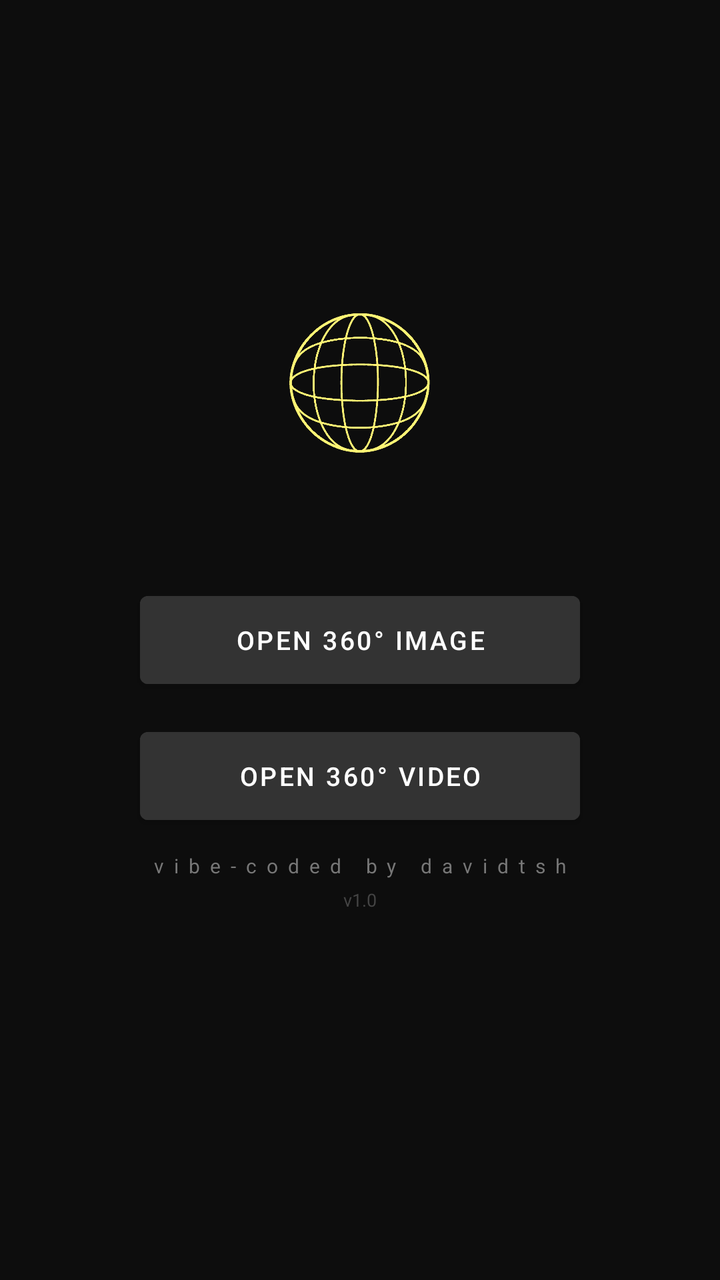
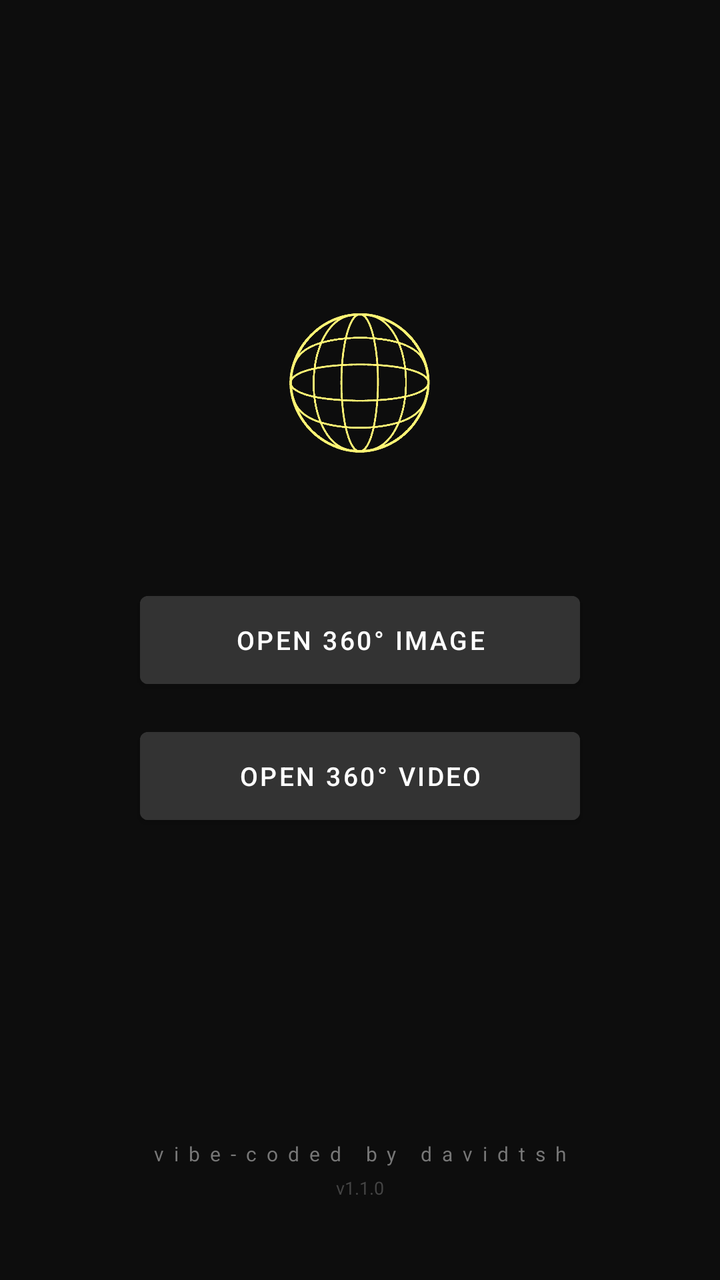

Before-and-after screenshots of an Android layout around one commit, followed by the original layout XML and the change that was made.
<!-- AndroidManifest.xml: application theme Theme.XReal360Viewer -->
<!-- res/layout/activity_main.xml -->
<?xml version="1.0" encoding="utf-8"?>
<androidx.constraintlayout.widget.ConstraintLayout
    xmlns:android="http://schemas.android.com/apk/res/android"
    xmlns:app="http://schemas.android.com/apk/res-auto"
    xmlns:tools="http://schemas.android.com/tools"
    android:layout_width="match_parent"
    android:layout_height="match_parent"
    android:background="#0D0D0D">

    <ImageView
        android:id="@+id/imgSphereLogo"
        android:layout_width="140dp"
        android:layout_height="140dp"
        android:layout_marginBottom="28dp"
        android:contentDescription="@string/app_name"
        android:scaleType="fitCenter"
        android:src="@drawable/ic_launcher_foreground"
        app:layout_constraintBottom_toTopOf="@id/btnPickImage"
        app:layout_constraintEnd_toEndOf="parent"
        app:layout_constraintStart_toStartOf="parent" />

    <Button
        android:id="@+id/btnPickImage"
        android:layout_width="220dp"
        android:layout_height="56dp"
        android:text="Open 360° Image"
        android:textSize="13sp"
        android:backgroundTint="#333333"
        app:layout_constraintTop_toTopOf="parent"
        app:layout_constraintBottom_toBottomOf="parent"
        app:layout_constraintStart_toStartOf="parent"
        app:layout_constraintEnd_toEndOf="parent"/>

    <Button
        android:id="@+id/btnPickVideo"
        android:layout_width="220dp"
        android:layout_height="56dp"
        android:layout_marginTop="12dp"
        android:text="Open 360° Video"
        android:textSize="13sp"
        android:backgroundTint="#333333"
        app:layout_constraintTop_toBottomOf="@id/btnPickImage"
        app:layout_constraintStart_toStartOf="parent"
        app:layout_constraintEnd_toEndOf="parent"/>

    <TextView
        android:id="@+id/tvCredit"
        android:layout_width="wrap_content"
        android:layout_height="wrap_content"
        android:layout_marginTop="10dp"
        android:text="vibe-coded by davidtsh"
        android:textColor="#777777"
        android:textSize="10sp"
        android:letterSpacing="0.5"
        app:layout_constraintTop_toBottomOf="@id/btnPickVideo"
        app:layout_constraintEnd_toEndOf="parent"
        app:layout_constraintStart_toStartOf="parent" />

    <TextView
        android:id="@+id/tvVersion"
        android:layout_width="wrap_content"
        android:layout_height="wrap_content"
        android:layout_marginTop="4dp"
        android:text="v1.0"
        android:textColor="#444444"
        android:textSize="9sp"
        app:layout_constraintTop_toBottomOf="@id/tvCredit"
        app:layout_constraintEnd_toEndOf="parent"
        app:layout_constraintStart_toStartOf="parent" />

</androidx.constraintlayout.widget.ConstraintLayout>
<!-- resources referenced by this layout -->
<resources>
  <!-- drawable ic_launcher_foreground: png bitmap (drawable, 100624 bytes) -->
  <string name="app_name">XREAL 360° Viewer</string>
  <style name="Theme.XReal360Viewer" parent="Theme.MaterialComponents.DayNight.NoActionBar">
          <item name="colorPrimary">#1A73E8</item>
          <item name="colorPrimaryVariant">#1557B0</item>
          <item name="colorOnPrimary">#FFFFFF</item>
          <item name="android:windowBackground">#000000</item>
          <item name="android:windowSplashScreenBackground">#000000</item>
          <item name="android:windowSplashScreenAnimatedIcon">@drawable/transparent</item>
      </style>
  <!-- drawable transparent (drawable) -->
  <?xml version="1.0" encoding="utf-8"?>
  <shape xmlns:android="http://schemas.android.com/apk/res/android">
      <solid android:color="@android:color/transparent" />
  </shape>
</resources>

<!-- the commit's change to res/layout/activity_main.xml (unified diff, before → after) -->
@@ -47,12 +47,12 @@
         android:id="@+id/tvCredit"
         android:layout_width="wrap_content"
         android:layout_height="wrap_content"
-        android:layout_marginTop="10dp"
+        android:layout_marginBottom="4dp"
         android:text="vibe-coded by davidtsh"
         android:textColor="#777777"
         android:textSize="10sp"
         android:letterSpacing="0.5"
-        app:layout_constraintTop_toBottomOf="@id/btnPickVideo"
+        app:layout_constraintBottom_toTopOf="@id/tvVersion"
         app:layout_constraintEnd_toEndOf="parent"
         app:layout_constraintStart_toStartOf="parent" />
 
@@ -60,11 +60,11 @@
         android:id="@+id/tvVersion"
         android:layout_width="wrap_content"
         android:layout_height="wrap_content"
-        android:layout_marginTop="4dp"
-        android:text="v1.0"
+        android:layout_marginBottom="40dp"
+        android:text="v1.1.0"
         android:textColor="#444444"
         android:textSize="9sp"
-        app:layout_constraintTop_toBottomOf="@id/tvCredit"
+        app:layout_constraintBottom_toBottomOf="parent"
         app:layout_constraintEnd_toEndOf="parent"
         app:layout_constraintStart_toStartOf="parent" />
 
